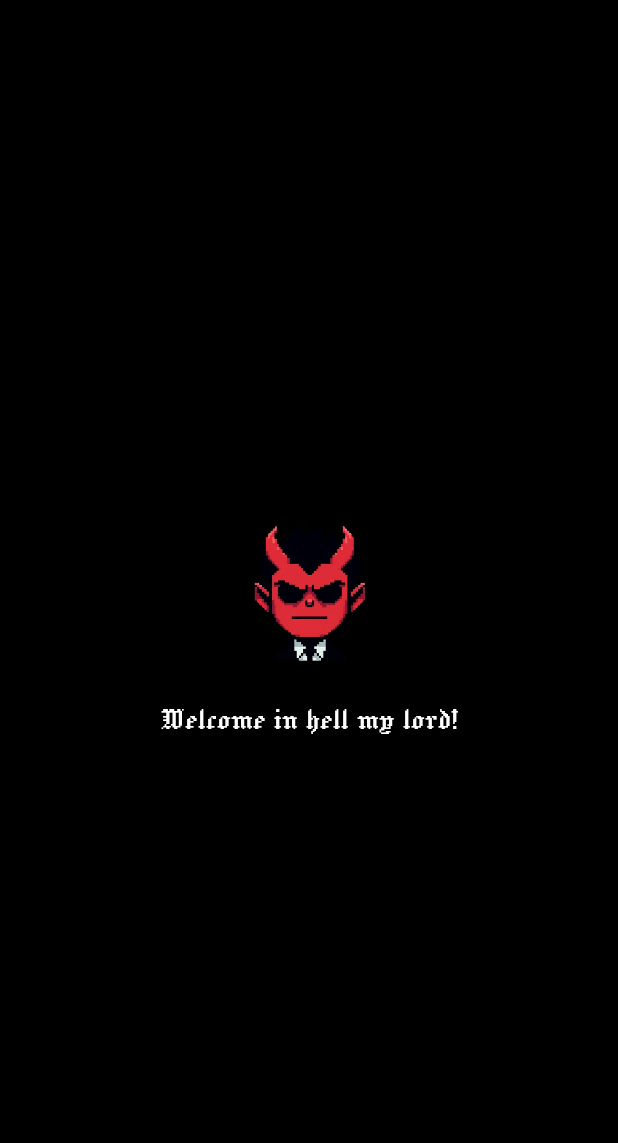
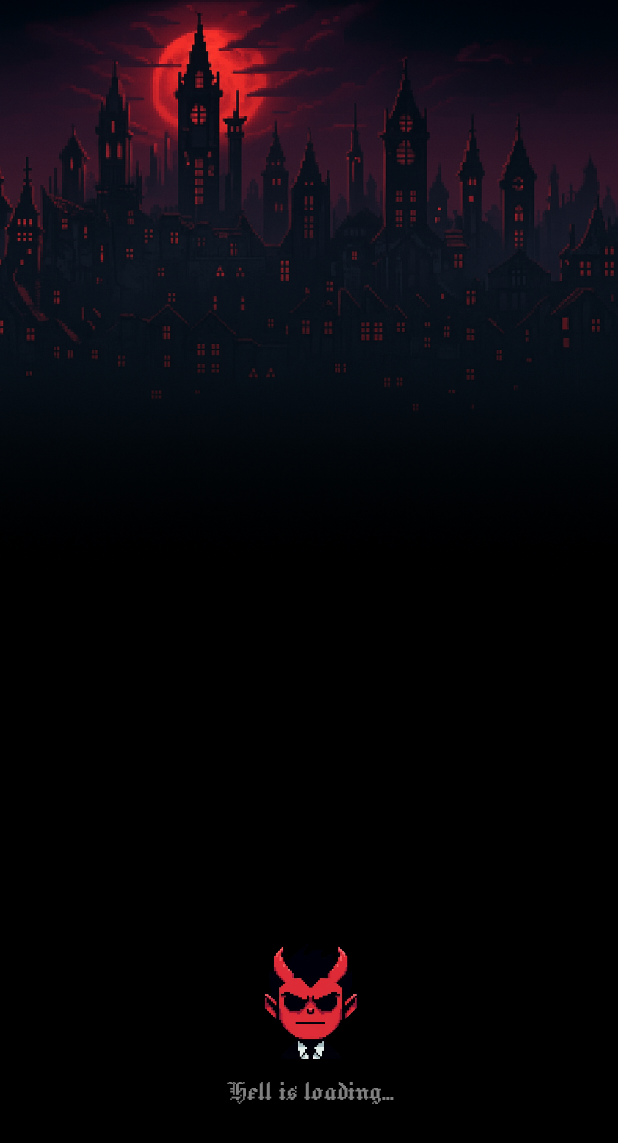
Before and after one commit to JumpingKeyCaps/ChatterRPGbox, an Android app built with Jetpack Compose: the screen it shows after launch (MainActivity), on a phone screen of 412 x 824 dp. Shown: the top 1143 px of the screen. Run offline under Robolectric (Android 15) with nearby library versions, the phone set to English and light mode, and no system bars.

Commit message:
feature(main/): Add new animation pattern to test + add header background decoration. + create a looping parameter to stop animation loop.

```diff
--- a/app/src/main/java/com/lebaillyapp/chatterrpgbox/MainActivity.kt
+++ b/app/src/main/java/com/lebaillyapp/chatterrpgbox/MainActivity.kt
@@ -11,7 +11,9 @@ import androidx.compose.foundation.layout.Box
 import androidx.compose.foundation.layout.Column
 import androidx.compose.foundation.layout.Spacer
 import androidx.compose.foundation.layout.fillMaxSize
+import androidx.compose.foundation.layout.fillMaxWidth
 import androidx.compose.foundation.layout.height
+import androidx.compose.foundation.layout.padding
 import androidx.compose.foundation.layout.size
 import androidx.compose.material3.MaterialTheme
 import androidx.compose.material3.Text
@@ -58,17 +60,17 @@ fun TestScreen() {
     )
 
 
-    val heroAnimationSequence = listOf(
+    val heroAnimationSequence2 = listOf(
         AnimStep(drawableResId = R.drawable.mrevil_angry_1, durationMs = 2000L),
-        AnimStep(drawableResId = R.drawable.mrevil_angry_4, durationMs = 150L),
-        AnimStep(drawableResId = R.drawable.mrevil_angry_5, durationMs = 150L),
-        AnimStep(drawableResId = R.drawable.mrevil_angry_4, durationMs = 150L),
-        AnimStep(drawableResId = R.drawable.mrevil_angry_3, durationMs = 150L),
-        AnimStep(drawableResId = R.drawable.mrevil_angry_4, durationMs = 150L),
-        AnimStep(drawableResId = R.drawable.mrevil_angry_3, durationMs = 150L),
-        AnimStep(drawableResId = R.drawable.mrevil_angry_4, durationMs = 150L),
-        AnimStep(drawableResId = R.drawable.mrevil_angry_5, durationMs = 150L),
-        AnimStep(drawableResId = R.drawable.mrevil_angry_4, durationMs = 150L),
+        AnimStep(drawableResId = R.drawable.mrevil_angry_4, durationMs = 100L),
+        AnimStep(drawableResId = R.drawable.mrevil_angry_5, durationMs = 100L),
+        AnimStep(drawableResId = R.drawable.mrevil_angry_4, durationMs = 100L),
+        AnimStep(drawableResId = R.drawable.mrevil_angry_3, durationMs = 100L),
+        AnimStep(drawableResId = R.drawable.mrevil_angry_4, durationMs = 100L),
+        AnimStep(drawableResId = R.drawable.mrevil_angry_3, durationMs = 100L),
+        AnimStep(drawableResId = R.drawable.mrevil_angry_4, durationMs = 100L),
+        AnimStep(drawableResId = R.drawable.mrevil_angry_5, durationMs = 100L),
+        AnimStep(drawableResId = R.drawable.mrevil_angry_4, durationMs = 100L),
         AnimStep(drawableResId = R.drawable.mrevil_angry_6, durationMs = 350L),
         AnimStep(drawableResId = R.drawable.mrevil_angry_2, durationMs = 500L)
     )
@@ -92,13 +94,18 @@ fun TestScreen() {
         AnimStep(drawableResId = R.drawable.mrevil_angry_4, durationMs = 200L),
         )
 
-    val heroAnimationSequence6 = listOf(
+    val heroAnimationSequence8 = listOf(
         AnimStep(drawableResId = R.drawable.mrevil_angry_1, durationMs = 3000L),
         AnimStep(drawableResId = R.drawable.mrevil_angry_2, durationMs = 2000L),
     )
 
 
-
+    val heroAnimationSequence = listOf(
+        AnimStep(drawableResId = R.drawable.mrevil_angry_1, durationMs = 3000L),
+        AnimStep(drawableResId = R.drawable.mrevil_angry_2, durationMs = 2000L),
+        AnimStep(drawableResId = R.drawable.mrevil_angry_1, durationMs = 3000L),
+        AnimStep(drawableResId = R.drawable.mrevil_angry_7, durationMs = 2000L),
+    )
 
 
 
@@ -107,24 +114,34 @@ fun TestScreen() {
         modifier = Modifier
             .fillMaxSize()
             .background(Color(0xFF000000)),
-        contentAlignment = Alignment.Center
     ) {
+
+        Image(
+            modifier = Modifier.align(Alignment.TopCenter)
+                .fillMaxWidth(),
+            painter = painterResource(id = R.drawable.background_1),
+            contentDescription = "Background",
+            contentScale = ContentScale.FillWidth
+        )
+
+
         Column(
+            modifier = Modifier.align(Alignment.BottomCenter).padding(bottom = 86.dp),
             horizontalAlignment = Alignment.CenterHorizontally,
             verticalArrangement = Arrangement.Center
         ) {
             AnimatedHero(
                 sequence = heroAnimationSequence,
-                modifier = Modifier.size(120.dp)
+                modifier = Modifier.size(100.dp)
             )
 
-            Spacer(modifier = Modifier.height(16.dp))
+            Spacer(modifier = Modifier.height(1.dp))
 
             Text(
-                text = "Welcome in hell my lord!",
+                text = "Hell is loading...",
                 style = MaterialTheme.typography.bodyLarge,
-                fontSize = 22.sp,
-                color = Color.White
+                fontSize = 20.sp,
+                color = Color.White.copy(alpha = 0.5f)
             )
         }
     }
@@ -134,7 +151,8 @@ fun TestScreen() {
 @Composable
 fun AnimatedHero(
     sequence: List<AnimStep>,
-    modifier: Modifier = Modifier
+    modifier: Modifier = Modifier,
+    isLooping: Boolean = true
 ) {
     // État mutable pour stocker l'ID de l'asset actuellement affiché
     var currentDrawableId by remember { mutableStateOf(sequence.first().drawableResId) }
@@ -142,7 +160,7 @@ fun AnimatedHero(
     // LaunchedEffect crée une coroutine qui s'exécute quand le composable entre dans la composition
     LaunchedEffect(key1 = sequence) {
         // Boucle infinie pour jouer l'animation en permanence
-        while (true) {
+        while (isLooping) {
             // Parcourir chaque étape de la séquence
             for (step in sequence) {
                 // 1. Mettre à jour l'image affichée
```
